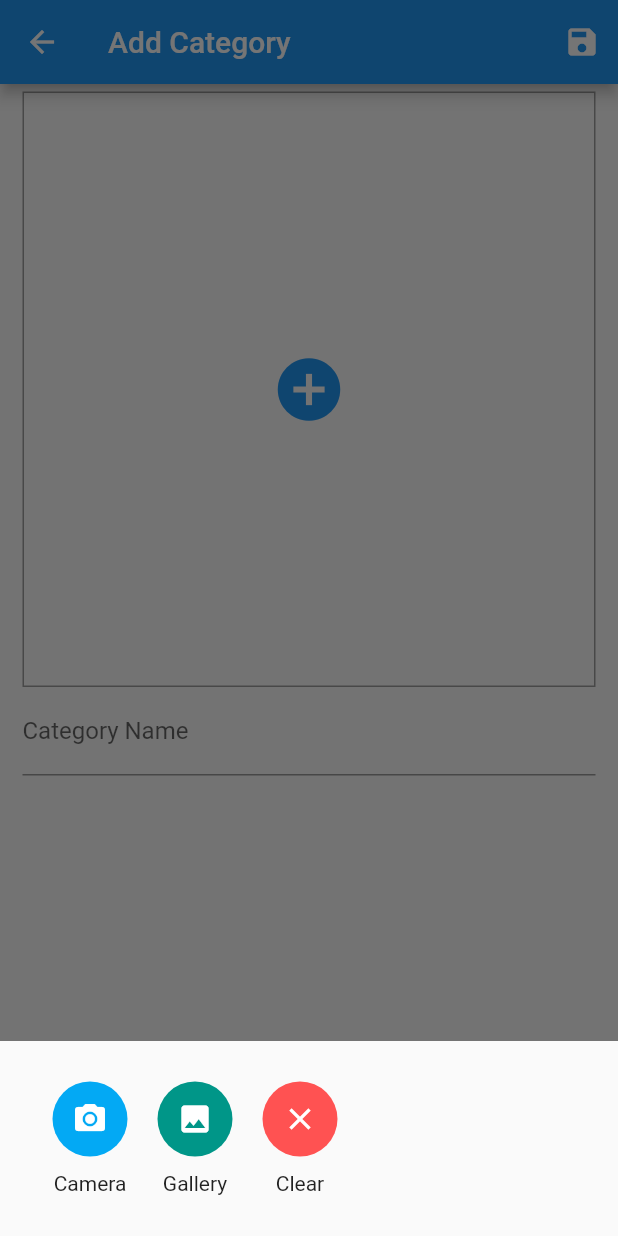
After one commit to raj1234sa/abhi-shop-flutter, a Flutter app: the AddCategoryScreen screen opened by its route, after a tap on the "add circle" icon, on a phone screen of 412 x 824 dp. The commit adds this screen. Run offline on Flutter 3.47's test engine with Material 2 defaults, Android fonts, the phone set to English and light mode, and no system bars; our stand-ins replace cloud_firestore, firebase_core, firebase_storage, flutter_image_compress, image_cropper, image_picker and 1 more; accounts and stored records are empty.

Commit message:
Category odule added

```diff
--- a/lib/main.dart
+++ b/lib/main.dart
@@ -1,4 +1,6 @@
+import 'package:abhi_shop/screens/add_category.dart';
 import 'package:abhi_shop/screens/add_product.dart';
+import 'package:abhi_shop/screens/category_list.dart';
 import 'package:abhi_shop/screens/products_list.dart';
 import 'package:firebase_core/firebase_core.dart';
 import 'package:flutter/material.dart';
@@ -21,6 +23,8 @@ class MyApp extends StatelessWidget {
       routes: {
         ProductListScreen.ROUTE_NAME: (context) => ProductListScreen(),
         AddProductScreen.ROUTE_NAME: (context) => AddProductScreen(),
+        CategoryListScreen.ROUTE_NAME: (context) => CategoryListScreen(),
+        AddCategoryScreen.ROUTE_NAME: (context) => AddCategoryScreen(),
       },
     );
   }
--- /dev/null
+++ b/lib/models/category.dart
@@ -0,0 +1,21 @@
+import 'package:cloud_firestore/cloud_firestore.dart';
+import 'package:flutter/foundation.dart';
+
+class Category {
+  final String id;
+  final String name;
+  final String imageUrl;
+
+  Category({@required this.id, @required this.name, @required this.imageUrl});
+
+  Category.fromJson(DocumentSnapshot json)
+      : id = json.data()['id'],
+        name = json.data()['name'],
+        imageUrl = json.data()['imageUrl'];
+
+  Map<String, dynamic> toJson() => {
+        'id': id,
+        'name': name,
+        'imageUrl': imageUrl,
+      };
+}
--- /dev/null
+++ b/lib/screens/add_category.dart
@@ -0,0 +1,270 @@
+import 'dart:io';
+
+import 'package:abhi_shop/models/category.dart';
+import 'package:abhi_shop/widgets/icon_avatar.dart';
+import 'package:cloud_firestore/cloud_firestore.dart';
+import 'package:firebase_storage/firebase_storage.dart';
+import 'package:flutter/material.dart';
+import 'package:image_cropper/image_cropper.dart';
+import 'package:image_picker/image_picker.dart';
+import 'package:path_provider/path_provider.dart';
+import 'package:http/http.dart' as http;
+import 'package:toast/toast.dart';
+
+final StorageReference storageReference = FirebaseStorage.instance.ref();
+
+class AddCategoryScreen extends StatefulWidget {
+  static final String ROUTE_NAME = "add_category_screen";
+  Category editProduct;
+
+  AddCategoryScreen({this.editProduct});
+
+  @override
+  _AddCategoryScreenState createState() => _AddCategoryScreenState();
+}
+
+class _AddCategoryScreenState extends State<AddCategoryScreen> {
+  CollectionReference _categoryRef =
+      FirebaseFirestore.instance.collection('categories');
+  final _formKey = GlobalKey<FormState>();
+  bool _isLoading = false;
+
+  final _categoryNameController = TextEditingController();
+  String _categoryId;
+  String appHeading;
+
+  File _imageFile;
+  Directory tempDir;
+
+  Future<void> _saveForm() async {
+    bool validform = _formKey.currentState.validate();
+    if (validform) {
+      FocusScope.of(context).unfocus();
+      setState(() {
+        _isLoading = true;
+      });
+      String mediaUrl = await uploadImage(_imageFile);
+      Category category = Category(
+        id: _categoryId,
+        name: _categoryNameController.text,
+        imageUrl: mediaUrl,
+      );
+      await _categoryRef.doc(_categoryId).set(category.toJson());
+      Toast.show(
+        'Category is added!!',
+        context,
+        duration: Toast.LENGTH_LONG + 5,
+        backgroundColor: Colors.green,
+      );
+      Navigator.pop(context);
+    }
+    setState(() {
+      _isLoading = false;
+    });
+  }
+
+  Future<String> uploadImage(imageFile) async {
+    StorageUploadTask uploadTask = storageReference
+        .child('categories')
+        .child('category_$_categoryId.jpg')
+        .putFile(imageFile);
+
+    StorageTaskSnapshot storageTaskSnapshot = await uploadTask.onComplete;
+    String downloadUrl = await storageTaskSnapshot.ref.getDownloadURL();
+    return downloadUrl;
+  }
+
+  void showImagePickerOption(BuildContext ctx) {
+    showModalBottomSheet(
+      context: ctx,
+      builder: (_) {
+        return GestureDetector(
+          onTap: () {},
+          behavior: HitTestBehavior.opaque,
+          child: Container(
+            height: 80,
+            margin: EdgeInsets.all(25),
+            child: Row(
+              children: [
+                IconAvatar(
+                  color: Colors.lightBlue,
+                  icon: Icons.camera_alt,
+                  name: 'Camera',
+                  onPress: () {
+                    Navigator.of(context).pop();
+                    _takePicture(ImageSource.camera);
+                  },
+                ),
+                IconAvatar(
+                  color: Colors.teal,
+                  icon: Icons.image,
+                  name: 'Gallery',
+                  onPress: () {
+                    Navigator.of(context).pop();
+                    _takePicture(ImageSource.gallery);
+                  },
+                ),
+                IconAvatar(
+                  color: Colors.redAccent,
+                  icon: Icons.clear,
+                  name: 'Clear',
+                  onPress: () {
+                    setState(() {
+                      _imageFile = null;
+                    });
+                    Navigator.of(context).pop();
+                  },
+                ),
+              ],
+            ),
+          ),
+        );
+      },
+    );
+  }
+
+  Future<void> _takePicture(ImageSource type) async {
+    final PickedFile image = await ImagePicker().getImage(
+      source: type,
+    );
+    if (image != null) {
+      final croppedImage = await ImageCropper.cropImage(
+        sourcePath: image.path,
+        aspectRatio: CropAspectRatio(ratioX: 1.0, ratioY: 1.0),
+      );
+      if (croppedImage != null) {
+        print("Picked image path ${croppedImage.path}");
+        setState(() {
+          _imageFile = croppedImage;
+        });
+      }
+    }
+  }
+
+  Future<void> initializeData() async {
+    tempDir = await getTemporaryDirectory();
+    setState(() {
+      appHeading =
+          (widget.editProduct == null) ? 'Add Category' : 'Edit Category';
+      _categoryId = widget.editProduct == null
+          ? DateTime.now().millisecondsSinceEpoch.toString()
+          : widget.editProduct.id;
+    });
+    if (widget.editProduct != null) {
+      setState(() {
+        _isLoading = true;
+      });
+      _categoryNameController.text = widget.editProduct.name;
+      File tmpFile = await convertUriToFile(url: widget.editProduct.imageUrl);
+      setState(() {
+        if (tmpFile != null) {
+          _imageFile = tmpFile;
+        }
+        _isLoading = false;
+      });
+    }
+  }
+
+  Future<File> convertUriToFile({String url}) async {
+    File file = new File(
+        '${tempDir.path}/${DateTime.now().millisecondsSinceEpoch.toString()}.jpg');
+    http.Response response = await http.get(url);
+    File networkImage = await file.writeAsBytes(response.bodyBytes);
+    return networkImage;
+  }
+
+  @override
+  void initState() {
+    initializeData();
+    super.initState();
+  }
+
+  @override
+  void dispose() {
+    _categoryNameController.dispose();
+    _imageFile = null;
+    super.dispose();
+  }
+
+  @override
+  Widget build(BuildContext context) {
+    var width = MediaQuery.of(context).size.width;
+    return Scaffold(
+      appBar: AppBar(
+        title: Text(appHeading),
+        actions: <Widget>[
+          IconButton(
+            icon: Icon(Icons.save),
+            onPressed: () {
+              _saveForm();
+            },
+          ),
+        ],
+      ),
+      body: _isLoading
+          ? Center(
+              child: CircularProgressIndicator(),
+            )
+          : GestureDetector(
+              onTap: () {
+                FocusScope.of(context).unfocus();
+              },
+              child: Container(
+                child: Form(
+                  key: _formKey,
+                  child: ListView(
+                    padding: EdgeInsets.symmetric(
+                      horizontal: 15,
+                      vertical: 5,
+                    ),
+                    children: <Widget>[
+                      InkWell(
+                        onTap: () => showImagePickerOption(context),
+                        child: Container(
+                          alignment: Alignment.center,
+                          width: width,
+                          height: width - 15,
+                          decoration: BoxDecoration(
+                            border: Border.all(
+                              color: Colors.grey,
+                              width: 1.0,
+                            ),
+                          ),
+                          child: _imageFile == null
+                              ? Icon(
+                                  Icons.add_circle,
+                                  size: 50.0,
+                                  color: Colors.blue,
+                                )
+                              : Image.file(
+                                  _imageFile,
+                                  width: width,
+                                  height: width - 15,
+                                  fit: BoxFit.fill,
+                                ),
+                        ),
+                      ),
+                      TextFormField(
+                        controller: _categoryNameController,
+                        decoration: InputDecoration(
+                          labelText: 'Category Name',
+                        ),
+                        validator: (value) {
+                          if (value.isEmpty) {
+                            return 'Category name is required.';
+                          }
+                          return null;
+                        },
+                        textInputAction: TextInputAction.done,
+                        onFieldSubmitted: (_) {
+                          _saveForm();
+                        },
+                      ),
+                    ],
+                  ),
+                ),
+              ),
+            ),
+    );
+  }
+}
```
Also changed, not shown: lib/screens/category_list.dart (added, +172 -0 lines), lib/screens/products_list.dart (+26 -11 lines), lib/widgets/category_tile.dart (added, +8 -0 lines).
